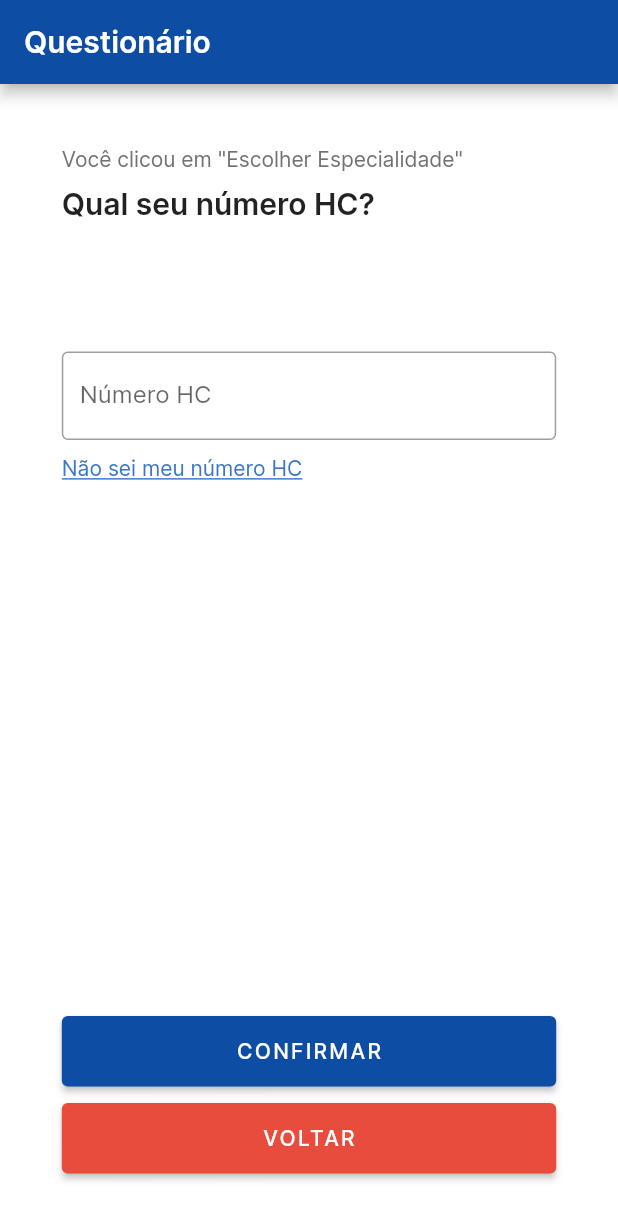
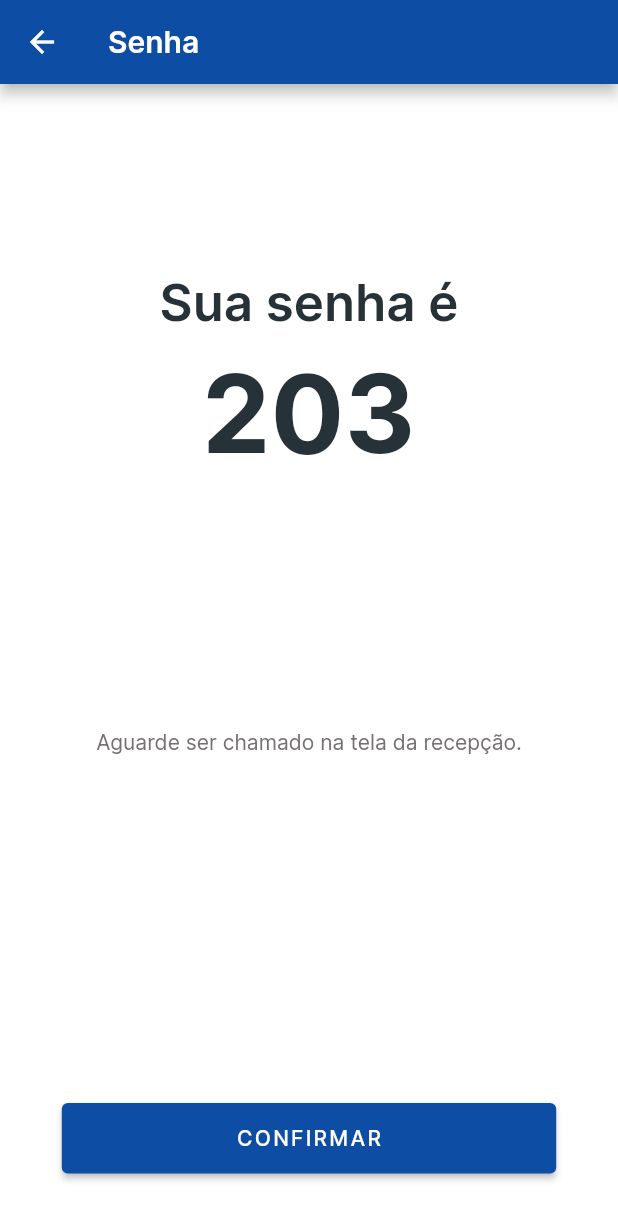
Before and after one commit to AlexandreOkita/eaki, a Flutter app: the RequestHCNumberPage widget shown alone on an empty page, opened directly, after a tap on "CONFIRMAR", on a phone screen of 412 x 824 dp. Shown: the top 1220 px of the screen. Run offline on Flutter 3.47's test engine with Material 2 defaults, Android fonts, the phone set to English and light mode, and no system bars; our stand-ins replace flutter_riverpod.

Commit message:
add pick number page

```diff
--- /dev/null
+++ b/lib/pages/pick_number_page.dart
@@ -0,0 +1,23 @@
+import 'package:eaki/components/generic_result_page.dart';
+import 'package:flutter/material.dart';
+import 'package:flutter_riverpod/flutter_riverpod.dart';
+
+class PickNumberPage extends ConsumerWidget {
+  const PickNumberPage({Key? key}) : super(key: key);
+
+  @override
+  Widget build(BuildContext context, WidgetRef ref) {
+    final textTheme = Theme.of(context).textTheme;
+
+    return GenericResultPage(
+      dataText: Text(
+        "203",
+        style: textTheme.headline1,
+      ),
+      mainText: 'Sua senha é',
+      pageTitle: 'Senha',
+      secondaryText: 'Aguarde ser chamado na tela da recepção.',
+      onAdvance: () => {},
+    );
+  }
+}
--- a/lib/pages/request_hc_number_page.dart
+++ b/lib/pages/request_hc_number_page.dart
@@ -1,6 +1,7 @@
 import 'package:eaki/components/generic_form_page.dart';
 import 'package:eaki/components/not_mapped_button.dart';
 import 'package:eaki/components/open_text_input.dart';
+import 'package:eaki/pages/pick_number_page.dart';
 import 'package:eaki/pages/request_name_page.dart';
 import 'package:flutter/material.dart';
 import 'package:flutter_riverpod/flutter_riverpod.dart';
@@ -15,7 +16,14 @@ class RequestHCNumberPage extends ConsumerWidget {
     return GenericFormPage(
       previousOption: previousOption,
       question: "Qual seu número HC?",
-      onAdvance: () => {},
+      onAdvance: () => {
+        Navigator.push(
+          context,
+          MaterialPageRoute(
+            builder: (context) => const PickNumberPage(),
+          ),
+        ),
+      },
       notMappedButton: NotMappedButton(
         text: "Não sei meu número HC",
         onPressed: () {
```
Also changed, not shown: lib/main.dart (+15 -5 lines), lib/pages/appointment_type_page.dart (+8 -3 lines), lib/pages/request_name_page.dart (+9 -1 lines).
